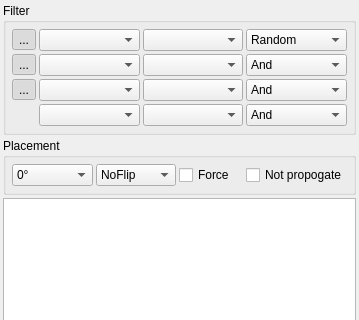
Old version of the form code/nel/tools/3d/object_viewer_qt/src/plugins/landscape_editor/list_zones_widget.ui in the repository ryzom/ryzomcore; both pictures show x 0 to 359 and y 0 to 320 of the 359 by 579 pixel window.
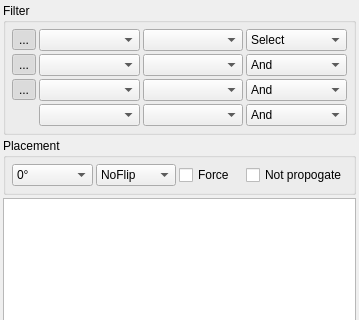
New version of the form. Icons and pictures are not drawn.

Commit message:
Changed: #1301 Added random and full cycle modes(for rotation and flip values too) adding zone on landscape.
branch : gsoc2011-worldeditorqt

```diff
--- a/code/nel/tools/3d/object_viewer_qt/src/plugins/landscape_editor/list_zones_widget.ui
+++ b/code/nel/tools/3d/object_viewer_qt/src/plugins/landscape_editor/list_zones_widget.ui
@@ -39,7 +39,12 @@
        <widget class="QComboBox" name="categoryValueComboBox_1"/>
       </item>
       <item row="0" column="3">
-       <widget class="QComboBox" name="comboBox_11">
+       <widget class="QComboBox" name="zoneSelectComboBox">
+        <item>
+         <property name="text">
+          <string>Select</string>
+         </property>
+        </item>
         <item>
          <property name="text">
           <string>Random</string>
```
Left out of the diff: 3 changed lines with no effect on the pictures. The commit also changes 2 other files.
